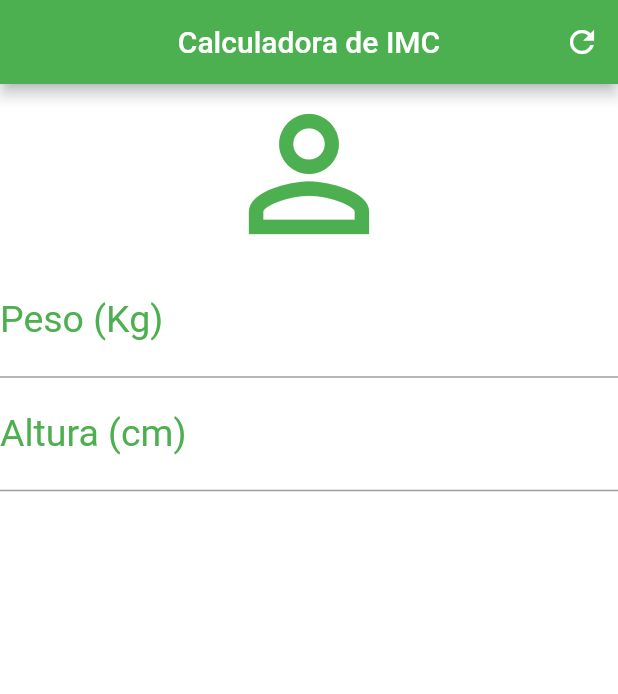
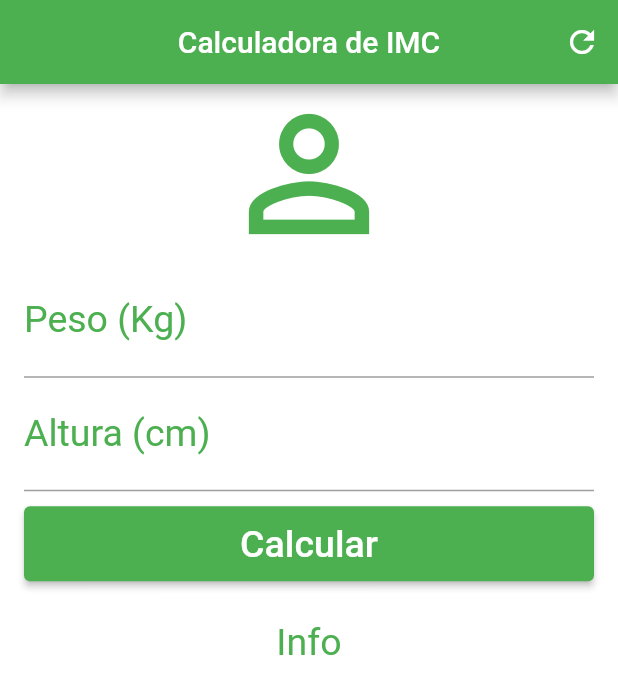
Before and after one commit to estelson/calculadora_imc, a Flutter app: the screen it shows after launch, on a phone screen of 412 x 824 dp. Shown: the top 694 px of the screen. Run offline on Flutter 3.47's test engine with Material 2 defaults, Android fonts, the phone set to English and light mode, and no system bars.

Commit message:
Adicionar ScrollView e ElevatedButton

```diff
--- a/lib/main.dart
+++ b/lib/main.dart
@@ -31,15 +31,17 @@ class _HomeState extends State<Home> {
         ],
       ),
       backgroundColor: Colors.white,
-      body: Column(
+      body: SingleChildScrollView(
+        padding: const EdgeInsets.fromLTRB(16, 0, 16, 0),
+        child: Column(
           crossAxisAlignment: CrossAxisAlignment.stretch,
-        children: const <Widget>[
-          Icon(
+          children: <Widget>[
+            const Icon(
               Icons.person_outline,
               size: 120,
               color: Colors.green,
             ),
-          TextField(
+            const TextField(
               keyboardType: TextInputType.number,
               decoration: InputDecoration(
                 labelText: "Peso (Kg)",
@@ -51,7 +53,7 @@ class _HomeState extends State<Home> {
                 fontSize: 25,
               ),
             ),
-          TextField(
+            const TextField(
               keyboardType: TextInputType.number,
               decoration: InputDecoration(
                   labelText: "Altura (cm)",
@@ -62,7 +64,38 @@ class _HomeState extends State<Home> {
                 fontSize: 25,
               ),
             ),
+            Padding(
+              padding: const EdgeInsets.only(top: 10, bottom: 10),
+              child: SizedBox(
+                height: 50,
+                child: ElevatedButton(
+                  onPressed: () {},
+                  style: ElevatedButton.styleFrom(
+                    backgroundColor: Colors.green,
+                  ),
+                  child: const Text(
+                    "Calcular",
+                    style: TextStyle(
+                      color: Colors.white,
+                      fontSize: 25,
+                    ),
+                  ),
+                ),
+              ),
+            ),
+            const Padding(
+              padding: EdgeInsets.all(16),
+              child: Text(
+                "Info",
+                textAlign: TextAlign.center,
+                style: TextStyle(
+                  color: Colors.green,
+                  fontSize: 25,
+                ),
+              ),
+            ),
           ],
+        ),
       ),
     );
   }
```
Lines whose indentation alone changed are shown as unchanged.
